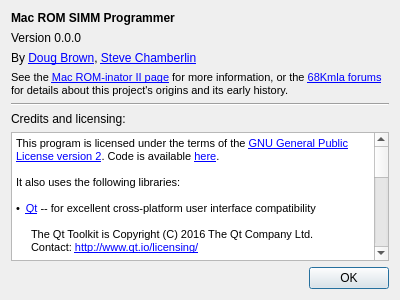
This is aboutbox.ui in dougg3/mac-rom-simm-programmer.software as Qt 5 draws it before an edit. The edited form follows.
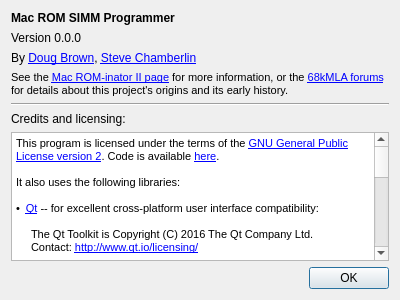
This is the edited form. Custom widgets are drawn as their Qt base class.

Commit message: Nitpicky formatting tweaks on about box

Patch:
```diff
--- a/aboutbox.ui
+++ b/aboutbox.ui
@@ -60,7 +60,7 @@
 &lt;html&gt;&lt;head&gt;&lt;meta name=&quot;qrichtext&quot; content=&quot;1&quot; /&gt;&lt;style type=&quot;text/css&quot;&gt;
 p, li { white-space: pre-wrap; }
 &lt;/style&gt;&lt;/head&gt;&lt;body style=&quot; font-family:MS Shell Dlg 2,Helvetica,Arial; font-size:11px; font-weight:400; font-style:normal;&quot;&gt;
-&lt;p style=&quot; margin-top:0px; margin-bottom:0px; margin-left:0px; margin-right:0px; -qt-block-indent:0; text-indent:0px;&quot;&gt;See the &lt;a href=&quot;http://www.bigmessowires.com/mac-rom-inator-ii/&quot;&gt;&lt;span style=&quot; text-decoration: underline; color:palette(link);&quot;&gt;Mac ROM-inator II page&lt;/span&gt;&lt;/a&gt; for more information, or the &lt;a href=&quot;https://68kmla.org/bb/index.php?threads/another-iici-rom-hack.23519/&quot;&gt;&lt;span style=&quot; text-decoration: underline; color:palette(link);&quot;&gt;68Kmla forums&lt;/span&gt;&lt;/a&gt; for details about this project's origins and its early history.&lt;/p&gt;&lt;/body&gt;&lt;/html&gt;</string>
+&lt;p style=&quot; margin-top:0px; margin-bottom:0px; margin-left:0px; margin-right:0px; -qt-block-indent:0; text-indent:0px;&quot;&gt;See the &lt;a href=&quot;http://www.bigmessowires.com/mac-rom-inator-ii/&quot;&gt;&lt;span style=&quot; text-decoration: underline; color:palette(link);&quot;&gt;Mac ROM-inator II page&lt;/span&gt;&lt;/a&gt; for more information, or the &lt;a href=&quot;https://68kmla.org/bb/index.php?threads/another-iici-rom-hack.23519/&quot;&gt;&lt;span style=&quot; text-decoration: underline; color:palette(link);&quot;&gt;68kMLA forums&lt;/span&gt;&lt;/a&gt; for details about this project's origins and its early history.&lt;/p&gt;&lt;/body&gt;&lt;/html&gt;</string>
      </property>
      <property name="wordWrap">
       <bool>true</bool>
@@ -95,7 +95,7 @@
 &lt;p style=&quot;-qt-paragraph-type:empty; margin-top:0px; margin-bottom:0px; margin-left:0px; margin-right:0px; -qt-block-indent:0; text-indent:0px; font-size:11px;&quot;&gt;&lt;br /&gt;&lt;/p&gt;
 &lt;p style=&quot; margin-top:0px; margin-bottom:0px; margin-left:0px; margin-right:0px; -qt-block-indent:0; text-indent:0px;&quot;&gt;&lt;span style=&quot; font-size:11px;&quot;&gt;It also uses the following libraries:&lt;/span&gt;&lt;/p&gt;
 &lt;p style=&quot;-qt-paragraph-type:empty; margin-top:0px; margin-bottom:0px; margin-left:0px; margin-right:0px; -qt-block-indent:0; text-indent:0px; font-size:11px;&quot;&gt;&lt;br /&gt;&lt;/p&gt;
-&lt;p style=&quot; margin-top:0px; margin-bottom:0px; margin-left:0px; margin-right:0px; -qt-block-indent:0; text-indent:0px;&quot;&gt;&lt;span style=&quot; font-size:11px;&quot;&gt;•  &lt;/span&gt;&lt;a href=&quot;https://github.com/qt/qt5&quot;&gt;&lt;span style=&quot; font-size:11px; text-decoration: underline; color:palette(link);&quot;&gt;Qt&lt;/span&gt;&lt;/a&gt;&lt;span style=&quot; font-size:11px;&quot;&gt; -- for excellent cross-platform user interface compatibility&lt;/span&gt;&lt;/p&gt;
+&lt;p style=&quot; margin-top:0px; margin-bottom:0px; margin-left:0px; margin-right:0px; -qt-block-indent:0; text-indent:0px;&quot;&gt;&lt;span style=&quot; font-size:11px;&quot;&gt;•  &lt;/span&gt;&lt;a href=&quot;https://github.com/qt/qt5&quot;&gt;&lt;span style=&quot; font-size:11px; text-decoration: underline; color:palette(link);&quot;&gt;Qt&lt;/span&gt;&lt;/a&gt;&lt;span style=&quot; font-size:11px;&quot;&gt; -- for excellent cross-platform user interface compatibility:&lt;/span&gt;&lt;/p&gt;
 &lt;p style=&quot;-qt-paragraph-type:empty; margin-top:0px; margin-bottom:0px; margin-left:0px; margin-right:0px; -qt-block-indent:0; text-indent:0px; font-size:11px;&quot;&gt;&lt;br /&gt;&lt;/p&gt;
 &lt;p style=&quot; margin-top:0px; margin-bottom:0px; margin-left:15px; margin-right:0px; -qt-block-indent:0; text-indent:0px;&quot;&gt;The Qt Toolkit is Copyright (C) 2016 The Qt Company Ltd.&lt;/p&gt;
 &lt;p style=&quot; margin-top:0px; margin-bottom:0px; margin-left:15px; margin-right:0px; -qt-block-indent:0; text-indent:0px;&quot;&gt;Contact: &lt;a href=&quot;http://www.qt.io/licensing/&quot;&gt;&lt;span style=&quot; font-size:11px; text-decoration: underline; color:palette(link);&quot;&gt;http://www.qt.io/licensing/&lt;/span&gt;&lt;/a&gt;&lt;/p&gt;
@@ -111,7 +111,7 @@
 &lt;p style=&quot; margin-top:0px; margin-bottom:0px; margin-left:15px; margin-right:0px; -qt-block-indent:0; text-indent:0px;&quot;&gt;&lt;span style=&quot; font-size:11px;&quot;&gt;Copyright © 2009-2010 Liam Staskawicz&lt;/span&gt;&lt;/p&gt;
 &lt;p style=&quot; margin-top:0px; margin-bottom:0px; margin-left:15px; margin-right:0px; -qt-block-indent:0; text-indent:0px;&quot;&gt;&lt;span style=&quot; font-size:11px;&quot;&gt;Copyright © 2011 Debao Zhang&lt;/span&gt;&lt;/p&gt;
 &lt;p style=&quot;-qt-paragraph-type:empty; margin-top:0px; margin-bottom:0px; margin-left:0px; margin-right:0px; -qt-block-indent:0; text-indent:0px; font-size:11px;&quot;&gt;&lt;br /&gt;&lt;/p&gt;
-&lt;p style=&quot; margin-top:0px; margin-bottom:0px; margin-left:0px; margin-right:0px; -qt-block-indent:0; text-indent:0px;&quot;&gt;&lt;span style=&quot; font-size:11px;&quot;&gt;•  &lt;/span&gt;&lt;a href=&quot;https://github.com/steve-chamberlin/fc8-compression/&quot;&gt;&lt;span style=&quot; font-size:11px; text-decoration: underline; color:palette(link);&quot;&gt;FC8 compression&lt;/span&gt;&lt;/a&gt;&lt;span style=&quot; font-size:11px;&quot;&gt; by Steve Chamberlin, 2016.&lt;/span&gt;&lt;/p&gt;
+&lt;p style=&quot; margin-top:0px; margin-bottom:0px; margin-left:0px; margin-right:0px; -qt-block-indent:0; text-indent:0px;&quot;&gt;&lt;span style=&quot; font-size:11px;&quot;&gt;•  &lt;/span&gt;&lt;a href=&quot;https://github.com/steve-chamberlin/fc8-compression/&quot;&gt;&lt;span style=&quot; font-size:11px; text-decoration: underline; color:palette(link);&quot;&gt;FC8 compression&lt;/span&gt;&lt;/a&gt;&lt;span style=&quot; font-size:11px;&quot;&gt; by Steve Chamberlin, 2016:&lt;/span&gt;&lt;/p&gt;
 &lt;p style=&quot;-qt-paragraph-type:empty; margin-top:0px; margin-bottom:0px; margin-left:0px; margin-right:0px; -qt-block-indent:0; text-indent:0px; font-size:11px;&quot;&gt;&lt;br /&gt;&lt;/p&gt;
 &lt;p style=&quot; margin-top:0px; margin-bottom:0px; margin-left:15px; margin-right:0px; -qt-block-indent:0; text-indent:0px;&quot;&gt;&lt;span style=&quot; font-size:11px;&quot;&gt;Some concepts and code derived from liblzg by Marcus Geelnard, 2010.&lt;/span&gt;&lt;/p&gt;
 &lt;p style=&quot;-qt-paragraph-type:empty; margin-top:0px; margin-bottom:0px; margin-left:0px; margin-right:0px; -qt-block-indent:0; text-indent:0px; font-size:11px;&quot;&gt;&lt;br /&gt;&lt;/p&gt;
```
